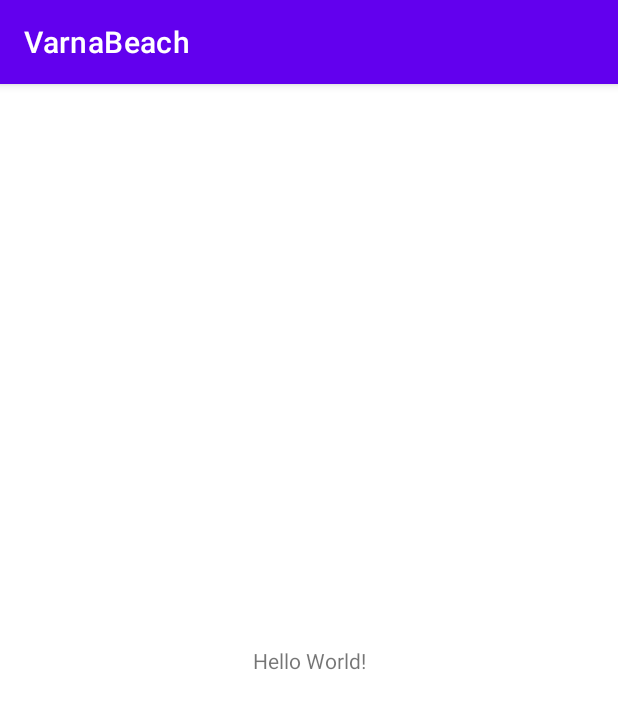
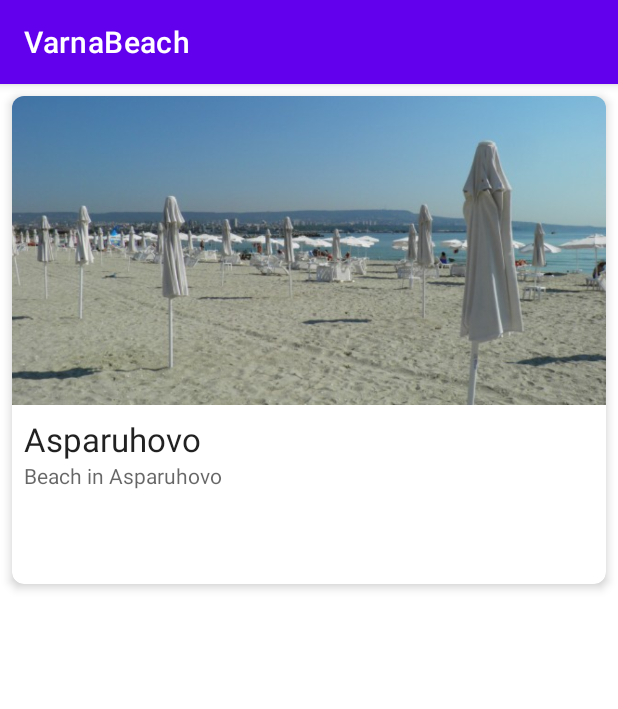
Before and after one commit to xameYeoh/varna-beach, an Android app: the screen it shows after launch (MainActivity), on a phone screen of 412 x 824 dp. Shown: the top 709 px of the screen. Run offline under Robolectric (Android 15) with nearby library versions, the light colour scheme and no system bars; our stand-ins replace Room's generated code, Volley; pictures from the network do not load.

Commit message:
defined recycler view, adapter and view holder classes. Set up card layout for view holders, got list of beaches displayed from database

```diff
--- a/app/src/main/java/com/getman/varnabeach/MainActivity.java
+++ b/app/src/main/java/com/getman/varnabeach/MainActivity.java
@@ -1,8 +1,15 @@
 package com.getman.varnabeach;
 
 import androidx.appcompat.app.AppCompatActivity;
+import androidx.lifecycle.ViewModel;
+import androidx.lifecycle.ViewModelProvider;
+import androidx.recyclerview.widget.LinearLayoutManager;
+import androidx.recyclerview.widget.RecyclerView;
 
 import android.os.Bundle;
+
+import com.getman.varnabeach.lifecycle.BeachViewModel;
+import com.getman.varnabeach.recycler.BeachAdapter;
 
 public class MainActivity extends AppCompatActivity {
 
@@ -10,5 +17,13 @@ public class MainActivity extends AppCompatActivity {
     protected void onCreate(Bundle savedInstanceState) {
         super.onCreate(savedInstanceState);
         setContentView(R.layout.activity_main);
+
+        BeachAdapter adapter = new BeachAdapter();
+        RecyclerView recyclerView = findViewById(R.id.recycler_view);
+        recyclerView.setAdapter(adapter);
+        recyclerView.setLayoutManager(new LinearLayoutManager(this));
+
+        BeachViewModel vm = new ViewModelProvider(this).get(BeachViewModel.class);
+        vm.getAllBeaches().observe(this, adapter::submitList);
     }
 }
--- a/app/src/main/java/com/getman/varnabeach/data/Repository.java
+++ b/app/src/main/java/com/getman/varnabeach/data/Repository.java
@@ -31,7 +31,7 @@ public class Repository {
 
     public Repository(Application application) {
         context = application;
-        BeachDatabase db = Room.databaseBuilder(context, BeachDatabase.class, "beach_database").build();
+        BeachDatabase db = BeachDatabase.getInstance(application);
 
         beachDAO = db.beachDao();
         allBeaches = beachDAO.getAll();
--- /dev/null
+++ b/app/src/main/java/com/getman/varnabeach/recycler/BeachAdapter.java
@@ -0,0 +1,39 @@
+package com.getman.varnabeach.recycler;
+
+import android.view.ViewGroup;
+
+import androidx.annotation.NonNull;
+import androidx.recyclerview.widget.DiffUtil;
+import androidx.recyclerview.widget.ListAdapter;
+
+import com.getman.varnabeach.room.Beach;
+
+public class BeachAdapter extends ListAdapter<Beach, BeachViewHolder> {
+
+    public BeachAdapter() {
+        super(DIFF_CALLBACK);
+    }
+
+    @NonNull
+    @Override
+    public BeachViewHolder onCreateViewHolder(@NonNull ViewGroup parent, int viewType) {
+        return BeachViewHolder.create(parent);
+    }
+
+    @Override
+    public void onBindViewHolder(@NonNull BeachViewHolder holder, int position) {
+        holder.bind(getItem(position));
+    }
+
+    private static final DiffUtil.ItemCallback<Beach> DIFF_CALLBACK = new DiffUtil.ItemCallback<Beach>() {
+        @Override
+        public boolean areItemsTheSame(@NonNull Beach oldItem, @NonNull Beach newItem) {
+            return oldItem.id == newItem.id;
+        }
+
+        @Override
+        public boolean areContentsTheSame(@NonNull Beach oldItem, @NonNull Beach newItem) {
+            return oldItem.equals(newItem);
+        }
+    };
+}
--- /dev/null
+++ b/app/src/main/java/com/getman/varnabeach/recycler/BeachViewHolder.java
@@ -0,0 +1,40 @@
+package com.getman.varnabeach.recycler;
+
+import android.net.Uri;
+import android.view.LayoutInflater;
+import android.view.View;
+import android.view.ViewGroup;
+import android.widget.ImageView;
+import android.widget.TextView;
+
+import androidx.recyclerview.widget.RecyclerView;
+
+import com.getman.varnabeach.R;
+import com.getman.varnabeach.room.Beach;
+
+public class BeachViewHolder extends RecyclerView.ViewHolder {
+
+    private final ImageView image;
+    private final TextView title;
+    private final TextView description;
+
+    private BeachViewHolder(View view) {
+        super(view);
+
+        image = view.findViewById(R.id.card_image);
+        title = view.findViewById(R.id.card_title);
+        description = view.findViewById(R.id.card_description);
+    }
+
+    public static BeachViewHolder create(ViewGroup parent) {
+        View view = LayoutInflater.from(parent.getContext())
+                .inflate(R.layout.beach_card, parent, false);
+        return new BeachViewHolder(view);
+    }
+
+    public void bind(Beach beach) {
+        image.setImageURI(Uri.parse(beach.imageURI));
+        title.setText(beach.name);
+        description.setText(beach.description);
+    }
+}
--- a/app/src/main/java/com/getman/varnabeach/room/Beach.java
+++ b/app/src/main/java/com/getman/varnabeach/room/Beach.java
@@ -3,6 +3,8 @@ package com.getman.varnabeach.room;
 import androidx.room.ColumnInfo;
 import androidx.room.Entity;
 import androidx.room.PrimaryKey;
+
+import java.util.Objects;
 
 @Entity
 public class Beach {
@@ -20,4 +22,31 @@ public class Beach {
 
     @ColumnInfo(name = "lng")
     public String lng;
+
+    @ColumnInfo(name = "image_uri")
+    public String imageURI;
+
+    public Beach(String name, String description, String lat, String lng, String imageURI) {
+        this.name = name;
+        this.description = description;
+        this.lat = lat;
+        this.lng = lng;
+        this.imageURI = imageURI;
+    }
+
+    @Override
+    public boolean equals(Object o) {
+        if (this == o) return true;
+        if (o == null || getClass() != o.getClass()) return false;
+        Beach beach = (Beach) o;
+        return name.equals(beach.name) &&
+                Objects.equals(description, beach.description) &&
+                lat.equals(beach.lat) && lng.equals(beach.lng) &&
+                Objects.equals(imageURI, beach.imageURI);
+    }
+
+    @Override
+    public int hashCode() {
+        return Objects.hash(name, description, lat, lng, imageURI);
+    }
 }
--- a/app/src/main/java/com/getman/varnabeach/room/BeachDatabase.java
+++ b/app/src/main/java/com/getman/varnabeach/room/BeachDatabase.java
@@ -1,10 +1,15 @@
 package com.getman.varnabeach.room;
 
 import android.content.Context;
+import android.net.Uri;
 
+import androidx.annotation.NonNull;
 import androidx.room.Database;
 import androidx.room.Room;
 import androidx.room.RoomDatabase;
+import androidx.sqlite.db.SupportSQLiteDatabase;
+
+import com.getman.varnabeach.R;
 
 import java.util.concurrent.ExecutorService;
 import java.util.concurrent.Executors;
@@ -21,7 +26,9 @@ public abstract class BeachDatabase extends RoomDatabase {
         if (INSTANCE == null) {
             synchronized (BeachDatabase.class) {
                 if (INSTANCE == null) {
-                    INSTANCE = Room.databaseBuilder(context, BeachDatabase.class, "beach_database").build();
+                    INSTANCE = Room.databaseBuilder(context, BeachDatabase.class, "beach_database")
+                            .addCallback(new Callback(context))
+                            .build();
                 }
             }
         }
@@ -30,5 +37,34 @@ public abstract class BeachDatabase extends RoomDatabase {
 
     public abstract BeachDAO beachDao();
 
+    private static class Callback extends RoomDatabase.Callback {
 
+        private final Context context;
+
+        private Callback(Context context) {
+            this.context = context;
+        }
+
+        @Override
+        public void onCreate(@NonNull SupportSQLiteDatabase db) {
+            super.onCreate(db);
+
+            String packageName = context.getPackageName();
+            String asparuhovoImagePath = "android.resource://" + packageName + "/" + R.drawable.asparuhovo;
+
+            BeachDAO dao = INSTANCE.beachDao();
+            databaseWriteExecutor.execute(() -> {
+
+                dao.insertAll(
+                        new Beach(
+                                "Asparuhovo",
+                                "Beach in Asparuhovo",
+                                "43.177172",
+                                "27.913052",
+                                asparuhovoImagePath
+                                )
+                );
+            });
+        }
+    }
 }
--- a/app/src/main/res/layout/activity_main.xml
+++ b/app/src/main/res/layout/activity_main.xml
@@ -6,13 +6,14 @@
     android:layout_height="match_parent"
     tools:context=".MainActivity">
 
-    <TextView
-        android:layout_width="wrap_content"
-        android:layout_height="wrap_content"
-        android:text="Hello World!"
+    <androidx.recyclerview.widget.RecyclerView
+        android:id="@+id/recycler_view"
+        android:layout_width="match_parent"
+        android:layout_height="match_parent"
         app:layout_constraintBottom_toBottomOf="parent"
-        app:layout_constraintLeft_toLeftOf="parent"
-        app:layout_constraintRight_toRightOf="parent"
-        app:layout_constraintTop_toTopOf="parent" />
+        app:layout_constraintEnd_toEndOf="parent"
+        app:layout_constraintStart_toStartOf="parent"
+        app:layout_constraintTop_toTopOf="parent"
+        tools:listitem="@layout/beach_card" />
 
 </androidx.constraintlayout.widget.ConstraintLayout>
--- /dev/null
+++ b/app/src/main/res/layout/beach_card.xml
@@ -0,0 +1,45 @@
+<?xml version="1.0" encoding="utf-8"?>
+<androidx.cardview.widget.CardView xmlns:android="http://schemas.android.com/apk/res/android"
+    xmlns:card_view="http://schemas.android.com/apk/res-auto"
+    android:layout_width="match_parent"
+    android:layout_height="325dp"
+    android:layout_margin="@dimen/small_margin"
+    card_view:cardCornerRadius="8dp"
+    card_view:cardElevation="4dp">
+
+    <LinearLayout
+        android:layout_width="match_parent"
+        android:layout_height="match_parent"
+        android:orientation="vertical">
+
+        <ImageView
+            android:id="@+id/card_image"
+            android:layout_width="wrap_content"
+            android:layout_height="0dp"
+            android:scaleType="centerCrop"
+            android:layout_weight="2"
+            android:contentDescription="@string/beach_image"/>
+        <LinearLayout
+            android:layout_width="match_parent"
+            android:layout_height="0dp"
+            android:orientation="vertical"
+            android:layout_weight="1"
+            android:layout_margin="@dimen/small_margin">
+
+            <TextView
+                android:id="@+id/card_title"
+                android:layout_width="match_parent"
+                android:layout_height="wrap_content"
+                style="@android:style/TextAppearance.Large"
+                />
+            <TextView
+                android:id="@+id/card_description"
+                android:layout_width="match_parent"
+                android:layout_height="match_parent"
+                style="@android:style/TextAppearance.Small"
+                />
+
+        </LinearLayout>
+
+    </LinearLayout>
+</androidx.cardview.widget.CardView>
--- /dev/null
+++ b/app/src/main/res/values-night/dimens.xml
@@ -0,0 +1,4 @@
+<?xml version="1.0" encoding="utf-8"?>
+<resources>
+    <dimen name="small_margin">5dp</dimen>
+</resources>
--- /dev/null
+++ b/app/src/main/res/values/dimens.xml
@@ -0,0 +1,4 @@
+<?xml version="1.0" encoding="utf-8"?>
+<resources>
+    <dimen name="small_margin">8dp</dimen>
+</resources>
--- a/app/src/main/res/values/strings.xml
+++ b/app/src/main/res/values/strings.xml
@@ -1,3 +1,4 @@
 <resources>
     <string name="app_name">VarnaBeach</string>
+    <string name="beach_image">Beach image</string>
 </resources>
```
Also changed, not shown: app/src/main/res/drawable/asparuhovo.jpg (added), app/src/main/res/drawable/galata.jpg (added), app/src/main/res/drawable/golden_sands.jpeg (added).
